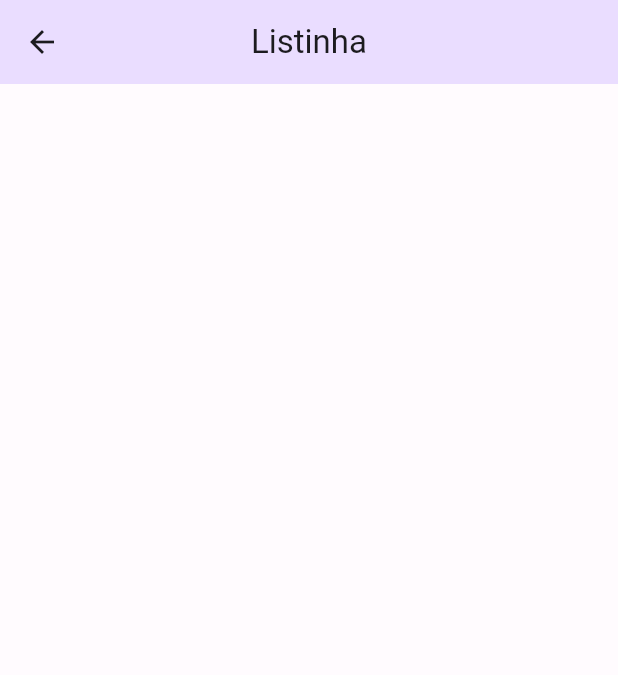
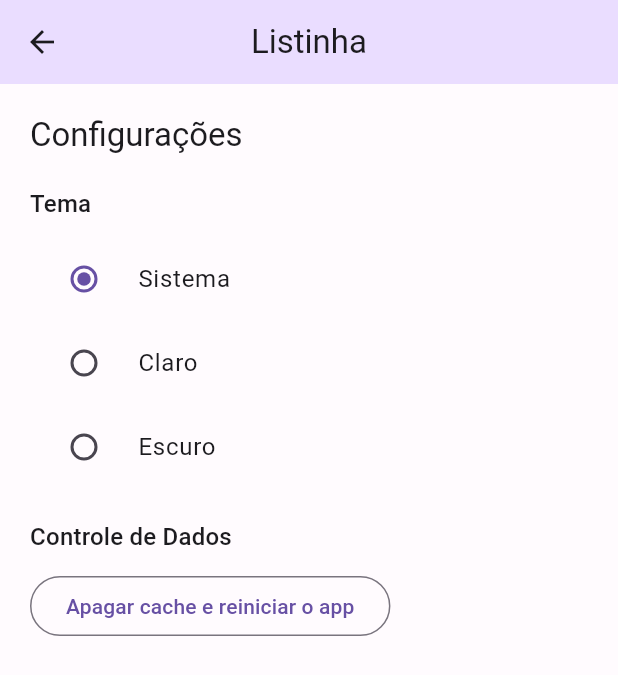
Before and after one commit to rafayzirocha/listinha, a Flutter app: the ConfigurationPage screen opened by its route, on a phone screen of 412 x 824 dp. Shown: the top 675 px of the screen. Run offline on Flutter 3.47's test engine with Material 2 defaults, Android fonts, the phone set to English and light mode, and no system bars; our stand-ins replace flutter_modular.

Commit message:
Opções de Tema

```diff
--- a/app/lib/src/app_module.dart
+++ b/app/lib/src/app_module.dart
@@ -1,8 +1,14 @@
 import 'package:flutter_modular/flutter_modular.dart';
 import 'package:listinha/src/configuration/configuration_page.dart';
 import 'package:listinha/src/home/home_module.dart';
+import 'package:listinha/src/shared/stores/app_store.dart';
 
 class AppModule extends Module {
+  @override
+  List<Bind> get binds => [
+        Bind.singleton((i) => AppStore()),
+      ];
+
   @override
   List<ModularRoute> get routes => [
         ModuleRoute('/home', module: HomeModule()),
--- a/app/lib/src/app_widget.dart
+++ b/app/lib/src/app_widget.dart
@@ -1,5 +1,6 @@
 import 'package:flutter/material.dart';
 import 'package:flutter_modular/flutter_modular.dart';
+import 'package:listinha/src/shared/stores/app_store.dart';
 import 'package:listinha/src/shared/themes/themes.dart';
 
 class AppWidget extends StatelessWidget {
@@ -9,11 +10,14 @@ class AppWidget extends StatelessWidget {
   @override
   Widget build(BuildContext context) {
     Modular.setInitialRoute('/home/');
+    final appStore = context.watch<AppStore>(
+      (store) => store.themeMode,
+    );
 
     return MaterialApp.router(
       title: 'Flutter Demo',
       debugShowCheckedModeBanner: false,
-      themeMode: ThemeMode.light,
+      themeMode: appStore.themeMode.value,
       theme: lightTheme,
       darkTheme: darkTheme,
       routerDelegate: Modular.routerDelegate,
--- a/app/lib/src/configuration/configuration_page.dart
+++ b/app/lib/src/configuration/configuration_page.dart
@@ -1,6 +1,7 @@
 import 'package:flutter/material.dart';
-import 'package:flutter/src/widgets/framework.dart';
-import 'package:flutter/src/widgets/placeholder.dart';
+import 'package:flutter_modular/flutter_modular.dart';
+
+import '../shared/stores/app_store.dart';
 
 class ConfigurationPage extends StatefulWidget {
   const ConfigurationPage({super.key});
@@ -12,10 +13,59 @@ class ConfigurationPage extends StatefulWidget {
 class _ConfigurationPageState extends State<ConfigurationPage> {
   @override
   Widget build(BuildContext context) {
+    final appStore = context.watch<AppStore>(
+      (store) => store.themeMode,
+    );
+
     return Scaffold(
       appBar: AppBar(
         title: const Text('Listinha'),
       ),
+      body: Padding(
+        padding: const EdgeInsets.only(top: 20, right: 20, left: 20),
+        child: Column(
+          crossAxisAlignment: CrossAxisAlignment.start,
+          children: [
+            Text(
+              'Configurações',
+              style: Theme.of(context).textTheme.titleLarge,
+            ),
+            const SizedBox(height: 20),
+            Text(
+              'Tema',
+              style: Theme.of(context).textTheme.titleMedium,
+            ),
+            const SizedBox(height: 10),
+            RadioListTile<ThemeMode>(
+              value: ThemeMode.system,
+              groupValue: appStore.themeMode.value,
+              title: const Text('Sistema'),
+              onChanged: appStore.changeThemeMode,
+            ),
+            RadioListTile<ThemeMode>(
+              value: ThemeMode.light,
+              groupValue: appStore.themeMode.value,
+              title: const Text('Claro'),
+              onChanged: appStore.changeThemeMode,
+            ),
+            RadioListTile<ThemeMode>(
+              value: ThemeMode.dark,
+              groupValue: appStore.themeMode.value,
+              title: const Text('Escuro'),
+              onChanged: appStore.changeThemeMode,
+            ),
+            const SizedBox(height: 20),
+            Text(
+              'Controle de Dados',
+              style: Theme.of(context).textTheme.titleMedium,
+            ),
+            const SizedBox(height: 10),
+            OutlinedButton(
+                onPressed: () {},
+                child: const Text('Apagar cache e reiniciar o app'))
+          ],
+        ),
+      ),
     );
   }
 }
--- /dev/null
+++ b/app/lib/src/shared/stores/app_store.dart
@@ -0,0 +1,15 @@
+import 'package:flutter/material.dart';
+
+class AppStore {
+  final themeMode = ValueNotifier(ThemeMode.system);
+  void changeThemeMode(ThemeMode? mode) {
+    if (mode != null) {
+      themeMode.value = mode;
+      save();
+    }
+  }
+
+  void save() {
+    //to-do para salvar os dados na base local
+  }
+}
```
